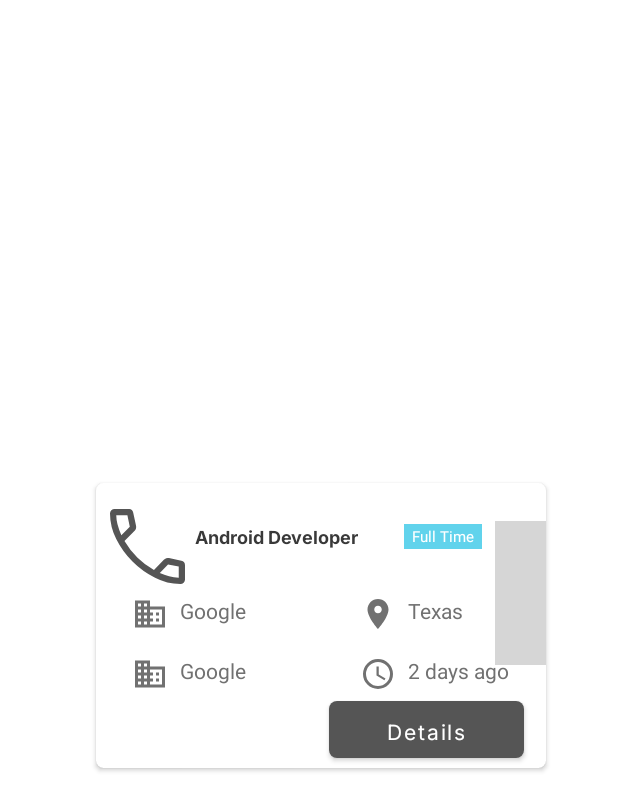
After one commit to hossamfadaly99/LitFair-Android-Application, an Android app: the layout jobs_list_item.xml on its own in the app's theme, with its tools: preview values and no code run, on a phone screen of 412 x 824 dp. The commit adds this screen. Shown: the top 811 px of the screen. Run offline under Robolectric (Android 15) with nearby library versions, the phone set to English and light mode, and no system bars; grey boxes are pictures that could not be loaded.

Commit message:
Initial Commit adding home screen

```diff
--- a/app/build.gradle
+++ b/app/build.gradle
@@ -45,4 +45,9 @@ dependencies {
 
     //circle profile picture
     implementation 'de.hdodenhof:circleimageview:3.1.0'
+
+    //recyclerView
+    implementation "androidx.recyclerview:recyclerview:1.2.1"
+    //cardView
+    implementation "androidx.cardview:cardview:1.0.0"
 }
--- a/app/src/main/AndroidManifest.xml
+++ b/app/src/main/AndroidManifest.xml
@@ -13,9 +13,12 @@
         android:theme="@style/Theme.Project"
         android:usesCleartextTraffic="true">
         <activity
+            android:name="main_application.MainApplicationActivity"
+            android:theme="@style/Theme.AppCompat.Light.NoActionBar" />
+        <activity
             android:name="getting_first_data.ProfileActivity"
             android:exported="false"
-            android:theme="@style/Theme.AppCompat.Light.NoActionBar"/>
+            android:theme="@style/Theme.AppCompat.Light.NoActionBar" />
         <activity
             android:name="getting_first_data.UploadedResumCheckActivity"
             android:exported="false"
--- a/app/src/main/res/drawable/gray_background.xml
+++ b/app/src/main/res/drawable/gray_background.xml
@@ -3,7 +3,7 @@
     xmlns:android="http://schemas.android.com/apk/res/android">
 
     <solid
-        android:color="#eeeeee"/>
+        android:color="#e3e3e3"/>
 
     <corners
         android:radius="10dp"
--- /dev/null
+++ b/app/src/main/res/drawable/ic_baseline_keyboard_arrow_right_blue_16.xml
@@ -0,0 +1,5 @@
+<vector android:autoMirrored="true" android:height="16dp"
+    android:tint="#5C46F9" android:viewportHeight="24"
+    android:viewportWidth="24" android:width="16dp" xmlns:android="http://schemas.android.com/apk/res/android">
+    <path android:fillColor="@android:color/white" android:pathData="M8.59,16.59L13.17,12 8.59,7.41 10,6l6,6 -6,6 -1.41,-1.41z"/>
+</vector>
--- /dev/null
+++ b/app/src/main/res/drawable/ic_baseline_place_24.xml
@@ -0,0 +1,5 @@
+<vector android:autoMirrored="true" android:height="24dp"
+    android:tint="#717171" android:viewportHeight="24"
+    android:viewportWidth="24" android:width="24dp" xmlns:android="http://schemas.android.com/apk/res/android">
+    <path android:fillColor="@android:color/white" android:pathData="M12,2C8.13,2 5,5.13 5,9c0,5.25 7,13 7,13s7,-7.75 7,-13c0,-3.87 -3.13,-7 -7,-7zM12,11.5c-1.38,0 -2.5,-1.12 -2.5,-2.5s1.12,-2.5 2.5,-2.5 2.5,1.12 2.5,2.5 -1.12,2.5 -2.5,2.5z"/>
+</vector>
--- /dev/null
+++ b/app/src/main/res/drawable/ic_business_black_24dp.xml
@@ -0,0 +1,5 @@
+<vector android:autoMirrored="true" android:height="24dp"
+    android:viewportHeight="24" android:viewportWidth="24"
+    android:width="24dp" xmlns:android="http://schemas.android.com/apk/res/android">
+    <path android:fillColor="#717171" android:pathData="M12,7L12,3L2,3L2,21L22,21L22,7ZM6,19L4,19L4,17L6,17ZM6,15L4,15L4,13L6,13ZM6,11L4,11L4,9L6,9ZM6,7L4,7L4,5L6,5ZM10,19L8,19L8,17h2ZM10,15L8,15L8,13h2ZM10,11L8,11L8,9h2ZM10,7L8,7L8,5h2ZM20,19L12,19L12,17h2L14,15L12,15L12,13h2L14,11L12,11L12,9h8ZM18,11L16,11v2h2ZM18,15L16,15v2h2Z"/>
+</vector>
--- /dev/null
+++ b/app/src/main/res/drawable/ic_schedule_black_24dp.xml
@@ -0,0 +1,5 @@
+<vector android:autoMirrored="true" android:height="24dp"
+    android:viewportHeight="24" android:viewportWidth="24"
+    android:width="24dp" xmlns:android="http://schemas.android.com/apk/res/android">
+    <path android:fillColor="#717171" android:pathData="M11.99,2A10,10 0,1 0,22 12,10 10,0 0,0 11.99,2ZM12,20a8,8 0,1 1,8 -8A8,8 0,0 1,12 20ZM12.5,7L11,7v6l5.25,3.15L17,14.92l-4.5,-2.67Z"/>
+</vector>
--- a/app/src/main/res/layout/activity_profile.xml
+++ b/app/src/main/res/layout/activity_profile.xml
@@ -39,6 +39,7 @@
         android:layout_marginRight="30dp"
         android:fontFamily="@font/inter_medium"
         android:isScrollContainer="false"
+        android:onClick="nextClicked"
         android:padding="5dp"
         android:text="Next"
         android:textColor="@color/main_blue"
--- /dev/null
+++ b/app/src/main/res/layout/jobs_list_item.xml
@@ -0,0 +1,119 @@
+<?xml version="1.0" encoding="utf-8"?>
+<androidx.cardview.widget.CardView xmlns:android="http://schemas.android.com/apk/res/android"
+    android:layout_width="300dp"
+    android:layout_height="190dp"
+    xmlns:app="http://schemas.android.com/apk/res-auto"
+    android:layout_gravity="center"
+    android:elevation="20dp"
+    app:cardCornerRadius="5dp"
+    android:layout_marginLeft="8dp"
+    android:layout_marginTop="5dp"
+    >
+
+    <ImageView
+        android:id="@+id/company_image_view"
+        android:layout_width="50dp"
+        android:layout_height="50dp"
+        android:layout_marginLeft="9dp"
+        android:layout_marginTop="17dp"
+        android:src="@drawable/ic_call_icon"
+        />
+
+    <TextView
+        android:id="@+id/job_title"
+        android:layout_width="wrap_content"
+        android:layout_height="wrap_content"
+        android:text="Android Developer"
+        android:layout_marginLeft="66dp"
+        android:layout_marginTop="27dp"
+        android:textColor="#393939"
+        android:textSize="12sp"
+        android:textStyle="bold"
+        android:fontFamily="@font/inter_bold"
+        />
+
+    <TextView
+        android:id="@+id/company_name_textview"
+        android:layout_width="wrap_content"
+        android:layout_height="wrap_content"
+        android:text="Google"
+        android:layout_marginLeft="24dp"
+        android:layout_marginTop="75dp"
+        android:drawableLeft="@drawable/ic_business_black_24dp"
+        android:drawablePadding="8dp"
+        android:textColor="#717171"
+        />
+    <TextView
+        android:id="@+id/company_location_textview"
+        android:layout_width="wrap_content"
+        android:layout_height="wrap_content"
+        android:text="Texas"
+        android:layout_marginLeft="176dp"
+        android:layout_marginTop="75dp"
+        android:drawableLeft="@drawable/ic_baseline_place_24"
+        android:drawablePadding="8dp"
+        android:textColor="#717171"
+        />
+    <TextView
+        android:id="@+id/company_design_textview"
+        android:layout_width="wrap_content"
+        android:layout_height="wrap_content"
+        android:text="Google"
+        android:layout_marginLeft="24dp"
+        android:layout_marginTop="115dp"
+        android:drawableLeft="@drawable/ic_business_black_24dp"
+        android:drawablePadding="8dp"
+        android:textColor="#717171"
+        />
+    <TextView
+        android:id="@+id/company_schedule_textview"
+        android:layout_width="wrap_content"
+        android:layout_height="wrap_content"
+        android:text="2 days ago"
+        android:layout_marginLeft="176dp"
+        android:layout_marginTop="115dp"
+        android:drawableLeft="@drawable/ic_schedule_black_24dp"
+        android:drawablePadding="8dp"
+        android:textColor="#717171"
+        />
+
+    <TextView
+        android:id="@+id/textView26"
+        android:layout_width="wrap_content"
+        android:layout_height="wrap_content"
+        android:layout_marginLeft="205dp"
+        android:layout_marginTop="27dp"
+        android:background="#61D3EC"
+        android:paddingLeft="5dp"
+        android:paddingTop="1dp"
+        android:paddingRight="5dp"
+        android:paddingBottom="1dp"
+        android:text="Full Time"
+        android:textColor="@color/white"
+        android:textSize="10sp" />
+
+    <ImageView
+        android:id="@+id/imageView5"
+        android:layout_width="wrap_content"
+        android:layout_height="wrap_content"
+        android:layout_marginLeft="266dp"
+        android:layout_marginTop="25dp"
+        app:srcCompat="@drawable/ic_baseline_bookmark_border_purple_18" />
+
+    <Button
+        android:id="@+id/button2"
+        android:layout_width="130dp"
+        android:layout_height="38dp"
+        android:background="@drawable/button_shape_main_color"
+        android:text="Details"
+        android:layout_marginLeft="155dp"
+        android:layout_marginTop="145dp"
+        android:textAllCaps="false"
+        android:fontFamily="@font/inter"
+        android:textColor="@color/white"
+        />
+
+
+
+
+</androidx.cardview.widget.CardView>
```
Also changed, not shown: app/src/main/java/getting_first_data/ProfileActivity.java (+7 -0 lines), app/src/main/java/main_application/JobListAdapter.java (added, +45 -0 lines), app/src/main/java/main_application/MainApplicationActivity.java (added, +43 -0 lines), app/src/main/res/drawable/ic_filter_icon.xml (added, +28 -0 lines), app/src/main/res/layout/activity_main_application.xml (added, +149 -0 lines).
